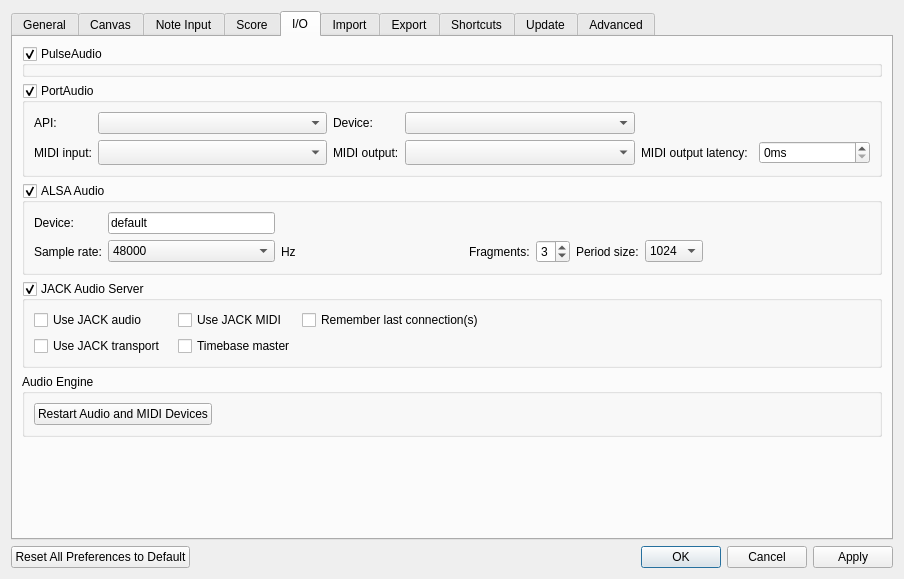
Before: the Qt Designer form mscore/prefsdialog.ui in Celeste-fr/MS3-MS4playback-SSO, drawn with Qt 5.
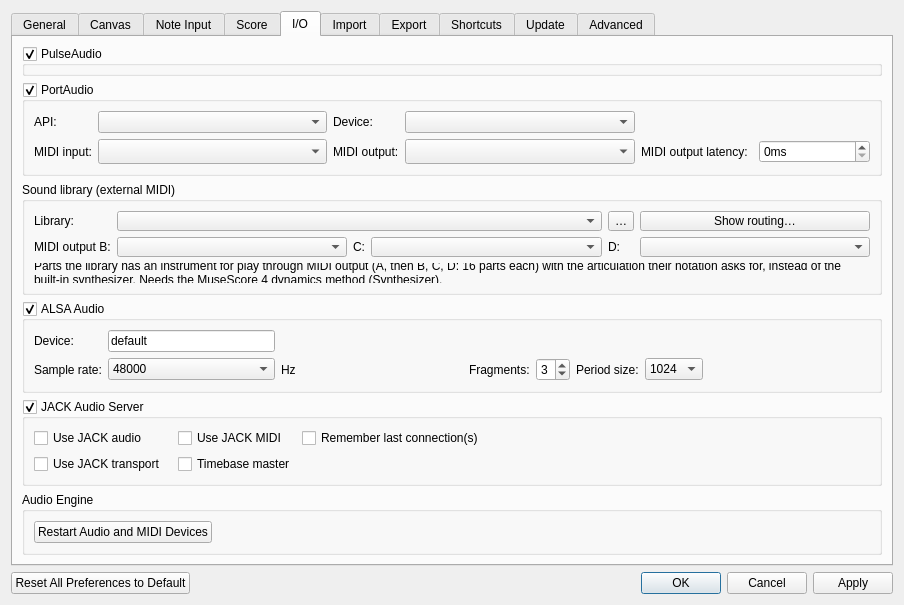
After: the same form once the commit is applied. The open tabs and pages were chosen to show the change. Icons and pictures are not drawn. Custom widgets are drawn as their Qt base class.

Commit message: Playback: external sound libraries over MIDI out (Spitfire Symphony Orchestra map)

Patch:
```diff
--- a/mscore/prefsdialog.ui
+++ b/mscore/prefsdialog.ui
@@ -3040,6 +3040,122 @@
          </layout>
         </widget>
        </item>
+       <item>
+        <widget class="QGroupBox" name="soundLibraryGroup">
+         <property name="title">
+          <string>Sound library (external MIDI)</string>
+         </property>
+         <layout class="QGridLayout" name="soundLibraryLayout">
+          <item row="0" column="0">
+           <widget class="QLabel" name="soundLibraryLabel">
+            <property name="text">
+             <string>Library:</string>
+            </property>
+           </widget>
+          </item>
+          <item row="0" column="1" colspan="3">
+           <widget class="QComboBox" name="soundLibrary">
+            <property name="sizePolicy">
+             <sizepolicy hsizetype="Expanding" vsizetype="Fixed">
+              <horstretch>0</horstretch>
+              <verstretch>0</verstretch>
+             </sizepolicy>
+            </property>
+            <property name="accessibleName">
+             <string>Sound library</string>
+            </property>
+           </widget>
+          </item>
+          <item row="0" column="4">
+           <widget class="QToolButton" name="soundLibraryBrowse">
+            <property name="text">
+             <string>…</string>
+            </property>
+            <property name="toolTip">
+             <string>Choose a sound library map file</string>
+            </property>
+           </widget>
+          </item>
+          <item row="0" column="5">
+           <widget class="QPushButton" name="soundLibraryRouting">
+            <property name="text">
+             <string>Show routing…</string>
+            </property>
+           </widget>
+          </item>
+          <item row="1" column="0">
+           <widget class="QLabel" name="portMidiOutputBLabel">
+            <property name="text">
+             <string>MIDI output B:</string>
+            </property>
+           </widget>
+          </item>
+          <item row="1" column="1">
+           <widget class="QComboBox" name="portMidiOutputB">
+            <property name="sizePolicy">
+             <sizepolicy hsizetype="Expanding" vsizetype="Fixed">
+              <horstretch>0</horstretch>
+              <verstretch>0</verstretch>
+             </sizepolicy>
+            </property>
+            <property name="accessibleName">
+             <string>MIDI output B</string>
+            </property>
+           </widget>
+          </item>
+          <item row="1" column="2">
+           <widget class="QLabel" name="portMidiOutputCLabel">
+            <property name="text">
+             <string>C:</string>
+            </property>
+           </widget>
+          </item>
+          <item row="1" column="3">
+           <widget class="QComboBox" name="portMidiOutputC">
+            <property name="sizePolicy">
+             <sizepolicy hsizetype="Expanding" vsizetype="Fixed">
+              <horstretch>0</horstretch>
+              <verstretch>0</verstretch>
+             </sizepolicy>
+            </property>
+            <property name="accessibleName">
+             <string>MIDI output C</string>
+            </property>
+           </widget>
+          </item>
+          <item row="1" column="4">
+           <widget class="QLabel" name="portMidiOutputDLabel">
+            <property name="text">
+             <string>D:</string>
+            </property>
+           </widget>
+          </item>
+          <item row="1" column="5">
+           <widget class="QComboBox" name="portMidiOutputD">
+            <property name="sizePolicy">
+             <sizepolicy hsizetype="Expanding" vsizetype="Fixed">
+              <horstretch>0</horstretch>
+              <verstretch>0</verstretch>
+             </sizepolicy>
+            </property>
+            <property name="accessibleName">
+             <string>MIDI output D</string>
+            </property>
+           </widget>
+          </item>
+          <item row="2" column="0" colspan="6">
+           <widget class="QLabel" name="soundLibraryInfo">
+            <property name="text">
+             <string>Parts the library has an instrument for play through MIDI output (A, then B, C, D: 16 parts each) with the articulation their notation asks for, instead of the built-in synthesizer. Needs the MuseScore 4 dynamics method (Synthesizer).</string>
+            </property>
+            <property name="wordWrap">
+             <bool>true</bool>
+            </property>
+           </widget>
+          </item>
+         </layout>
+        </widget>
+       </item>
        <item>
         <widget class="Ms::RadioButtonGroupBox" name="alsaDriver">
          <property name="sizePolicy">
```
The commit also changes 28 other files.
